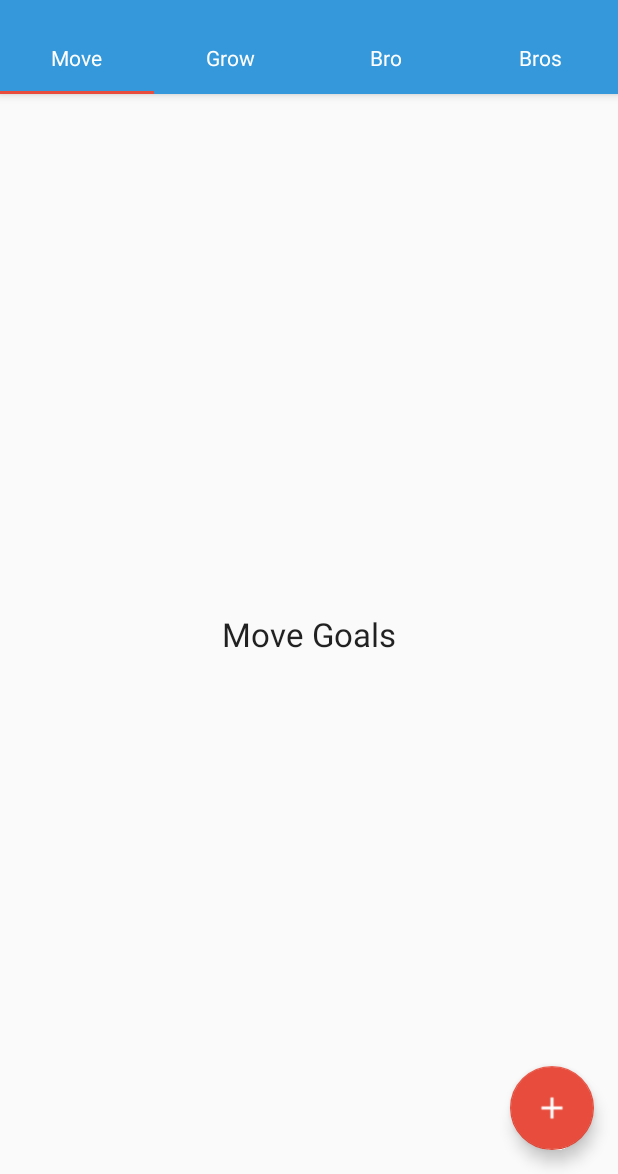
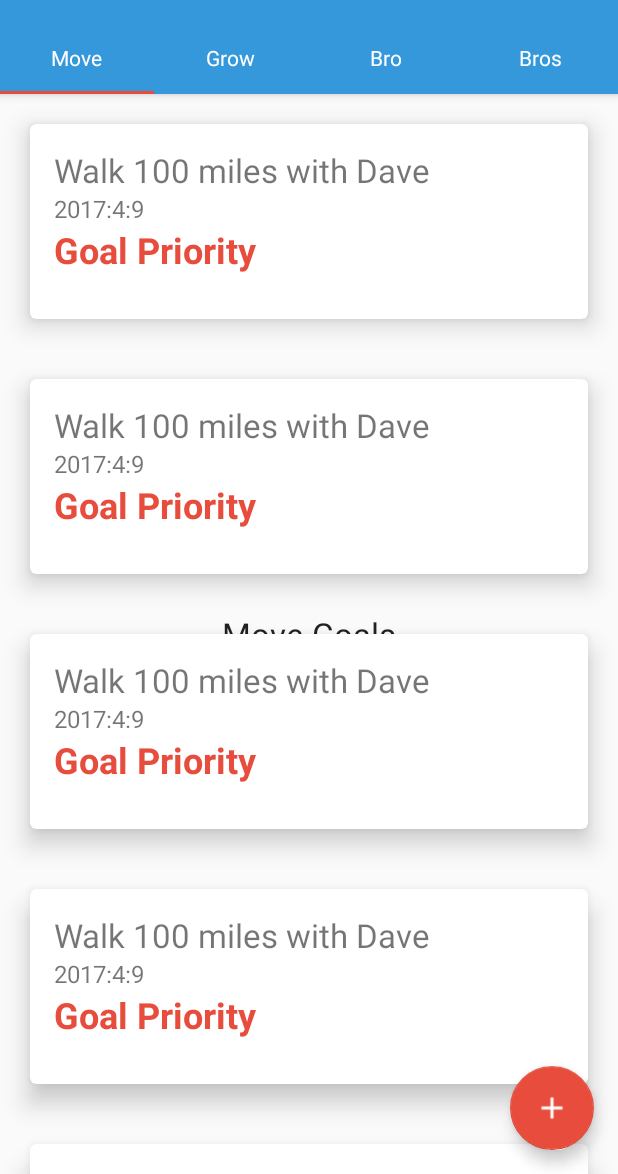
Before and after one commit to kelvinharron/mind-body-bro, an Android app: the MoveFragment screen opened directly, with no data from a screen before it, on a phone screen of 412 x 824 dp, the part 62-1236 px from its top. Run offline under Robolectric (Android 15) with nearby library versions, the light colour scheme and no system bars.

Commit message:
card views appearing now in move tab

```diff
--- a/app/src/main/java/com/example/kelvinharron/mind_body_bro/AdapterMoveGoal.java
+++ b/app/src/main/java/com/example/kelvinharron/mind_body_bro/AdapterMoveGoal.java
@@ -37,19 +37,21 @@ public class AdapterMoveGoal extends RecyclerView.Adapter<AdapterMoveGoal.GoalVi
     public void onBindViewHolder(GoalViewHolder holder, final int posistion) {
         goal = moveGoalData.get(posistion);
 
+        holder.goalName.setText(goal.getGoalName());
+        holder.goalDateCreated.setText(goal.getGoalCreatedDate());
+//        holder.goalPriority.setText(goal.getGoalPriority());
 
     }
 
     @Override
     public int getItemCount() {
-        //moveGoalData.size()
-        return 0;
+
+        return moveGoalData.size();
     }
 
     public void deleteGoal(int position) {
         goal = moveGoalData.get(position);
-        Database db = new Database();
-        // DELETE GOAL
+        // TODO delete stub
         moveGoalData.remove(position);
         notifyItemRemoved(position);
         Toast.makeText(inflater.getContext(), "You did it!\nGoal Completed!!", Toast.LENGTH_LONG).show();
--- a/app/src/main/java/com/example/kelvinharron/mind_body_bro/AddAGoal.java
+++ b/app/src/main/java/com/example/kelvinharron/mind_body_bro/AddAGoal.java
@@ -36,8 +36,6 @@ public class AddAGoal extends AppCompatActivity {
         addAGoalEditText.setText(goalText, EditText.BufferType.EDITABLE);
         submitGoalButton = (FloatingActionButton) findViewById(R.id.floating_action_button);
 
-
-
         dropdown = (Spinner) findViewById(R.id.typeSpinner);
         String[] items = new String[]{"Move", "Grow", "Bro", "Bros"};
         ArrayAdapter<String> adapter = new ArrayAdapter<String>(this, android.R.layout.simple_spinner_dropdown_item, items);
--- a/app/src/main/java/com/example/kelvinharron/mind_body_bro/Database.java
+++ b/app/src/main/java/com/example/kelvinharron/mind_body_bro/Database.java
@@ -1,4 +1,5 @@
 package com.example.kelvinharron.mind_body_bro;
+
 import java.sql.*;
 import java.util.ArrayList;
 import java.util.Calendar;
@@ -11,89 +12,69 @@ import java.util.Calendar;
 public class Database {
 
     private static ArrayList<Goal> Goals;
-    private static Calendar date;
 
-    public static void setupData()  {
+    public static void setupData() {
 
-        date.set(2016,1,12);
-        Goal goal1 = new Goal("Walk out my front door","Grow",date,1,true, new ArrayList<String>());
+        Goals = new ArrayList<Goal>();
+        Goal goal1 = new Goal("Walk out my front door", "Grow", "2016:1:12", 1, true, new ArrayList<String>());
         Goals.add(goal1);
 
-        date.set(2017,1,12);
-        Goal goal2 = new Goal("Learn how to say Hello in French","Grow",date,2,false, new ArrayList<String>());
+        Goal goal2 = new Goal("Learn how to say Hello in French", "Grow", "2017,1,12", 2, false, new ArrayList<String>());
         Goals.add(goal2);
 
-        date.set(2017,5,17);
-        Goal goal3 = new Goal("Read the bible","Grow",date,2,false, new ArrayList<String>());
+        Goal goal3 = new Goal("Read the bible", "Grow", "2017,5,17", 2, false, new ArrayList<String>());
         Goals.add(goal3);
 
-        date.set(2017,4,9);
-        Goal goal4 = new Goal("Rewrite the bible","Grow",date,1,false, new ArrayList<String>());
+        Goal goal4 = new Goal("Rewrite the bible", "Grow", "2017:4:9", 1, false, new ArrayList<String>());
         Goals.add(goal4);
 
-        date.set(2016,1,12);
-        Goal goal5 = new Goal("Walk out my front door","Move",date,1,true, new ArrayList<String>());
+        Goal goal5 = new Goal("Walk out my front door", "Move", "2016:1:12", 1, true, new ArrayList<String>());
         Goals.add(goal5);
 
-        date.set(2017,1,12);
-        Goal goal6 = new Goal("Walk a mile","Move",date,2,false, new ArrayList<String>());
+        Goal goal6 = new Goal("Walk a mile", "Move", "2017:1:12", 2, false, new ArrayList<String>());
         Goals.add(goal6);
 
-        date.set(2017,5,17);
-        Goal goal7 = new Goal("Walk 2 miles","Move",date,2,false, new ArrayList<String>());
+        Goal goal7 = new Goal("Walk 2 miles", "Move", "2017:5:17", 2, false, new ArrayList<String>());
         Goals.add(goal7);
 
-        date.set(2017,4,9);
-        Goal goal8 = new Goal("Walk 100 miles","Move",date,1,false, new ArrayList<String>());
+        Goal goal8 = new Goal("Walk 100 miles", "Move", "2017:4:9", 1, false, new ArrayList<String>());
         Goals.add(goal8);
 
-        date.set(2016,1,12);
-        Goal goal9 = new Goal("Walk out my front door","Bro",date,1,true, new ArrayList<String>());
+        Goal goal9 = new Goal("Walk out my front door", "Bro", "2016:1:12", 1, true, new ArrayList<String>());
         Goals.add(goal9);
 
-        date.set(2017,1,12);
-        Goal goal10 = new Goal("Walk a mile","Bro",date,2,false, new ArrayList<String>());
+        Goal goal10 = new Goal("Walk a mile", "Bro", "2017:1:12", 2, false, new ArrayList<String>());
         Goals.add(goal10);
 
-        date.set(2017,5,17);
-        Goal goal11 = new Goal("Walk 2 miles","Bro",date,2,false, new ArrayList<String>());
+        Goal goal11 = new Goal("Walk 2 miles", "Bro", "2017:5:17", 2, false, new ArrayList<String>());
         Goals.add(goal11);
 
-        date.set(2017,4,9);
-        Goal goal12 = new Goal("Walk 100 miles","Bro",date,1,false, new ArrayList<String>());
+        Goal goal12 = new Goal("Walk 100 miles", "Bro", "2017:4:9", 1, false, new ArrayList<String>());
         Goals.add(goal12);
 
-        date.set(2016,1,12);
-        Goal goal13= new Goal("Go to the cinema with Dave","Bros",date,1,true, new ArrayList<String>());
+        Goal goal13 = new Goal("Go to the cinema with Dave", "Bros", "2016:1:12", 1, true, new ArrayList<String>());
         Goals.add(goal13);
 
-        date.set(2017,1,12);
-        Goal goal14 = new Goal("Poker Night","Bros",date,2,false, new ArrayList<String>());
+        Goal goal14 = new Goal("Poker Night", "Bros", "2017:1:12", 2, false, new ArrayList<String>());
         Goals.add(goal14);
 
-        date.set(2017,4,9);
-        Goal goal15 = new Goal("Walk 100 miles with Dave","Bros",date,1,false, new ArrayList<String>());
+        Goal goal15 = new Goal("Walk 100 miles with Dave", "Bros", "2017:4:9", 1, false, new ArrayList<String>());
         Goals.add(goal15);
     }
 
-    public void AddGoal(Goal goal)
-    {
+    public void AddGoal(Goal goal) {
         Goals.add(goal);
     }
 
-    public ArrayList<Goal> getAllGoals()
-    {
+    public ArrayList<Goal> getAllGoals() {
         return Goals;
     }
 
-    public ArrayList<Goal> getBroGoals()
-    {
+    public ArrayList<Goal> getBroGoals() {
         ArrayList<Goal> broGoals = new ArrayList<Goal>();
 
-        for(int i = 0; i < Goals.size(); i++)
-        {
-            if(Goals.get(i).getGoalType() == "Bro")
-            {
+        for (int i = 0; i < Goals.size(); i++) {
+            if (Goals.get(i).getGoalType() == "Bro") {
                 broGoals.add(Goals.get(i));
             }
         }
@@ -104,10 +85,8 @@ public class Database {
         {
             ArrayList<Goal> broGoals = new ArrayList<Goal>();
 
-            for(int i = 0; i < Goals.size(); i++)
-            {
-                if(Goals.get(i).getGoalType() == "Bros")
-                {
+            for (int i = 0; i < Goals.size(); i++) {
+                if (Goals.get(i).getGoalType() == "Bros") {
                     broGoals.add(Goals.get(i));
                 }
             }
@@ -115,15 +94,13 @@ public class Database {
         }
 
     }
-    public ArrayList<Goal> getGrowGoals()
-    {
+
+    public ArrayList<Goal> getGrowGoals() {
         {
             ArrayList<Goal> broGoals = new ArrayList<Goal>();
 
-            for(int i = 0; i < Goals.size(); i++)
-            {
-                if(Goals.get(i).getGoalType() == "Grow")
-                {
+            for (int i = 0; i < Goals.size(); i++) {
+                if (Goals.get(i).getGoalType() == "Grow") {
                     broGoals.add(Goals.get(i));
                 }
             }
@@ -131,15 +108,12 @@ public class Database {
         }
     }
 
-    public ArrayList<Goal> getMoveGoals()
-    {
+    public ArrayList<Goal> getMoveGoals() {
         {
             ArrayList<Goal> broGoals = new ArrayList<Goal>();
 
-            for(int i = 0; i < Goals.size(); i++)
-            {
-                if(Goals.get(i).getGoalType() == "Move")
-                {
+            for (int i = 0; i < Goals.size(); i++) {
+                if (Goals.get(i).getGoalType() == "Move") {
                     broGoals.add(Goals.get(i));
                 }
             }
--- a/app/src/main/java/com/example/kelvinharron/mind_body_bro/Goal.java
+++ b/app/src/main/java/com/example/kelvinharron/mind_body_bro/Goal.java
@@ -11,7 +11,7 @@ public class Goal {
 
     private static String goalName;
     private static String goalType;
-    private static Calendar createdDate;
+    private static String createdDate;
     private static int goalPriority;
     private static boolean isCompleted;
     ArrayList<String> brosOnGoal;
@@ -19,7 +19,7 @@ public class Goal {
     public Goal() {
     }
 
-    public Goal(String name, String type, Calendar created, int priority, boolean completed, ArrayList<String> bros) {
+    public Goal(String name, String type, String created, int priority, boolean completed, ArrayList<String> bros) {
         goalName = name;
         goalType = type;
         createdDate = created;
@@ -45,11 +45,11 @@ public class Goal {
         return goalType;
     }
 
-    public void setGoalCreatedDate(Calendar created) {
+    public void setGoalCreatedDate(String created) {
         createdDate = created;
     }
 
-    public Calendar getGoalCreatedDate() {
+    public String getGoalCreatedDate() {
         return createdDate;
     }
 
--- a/app/src/main/java/com/example/kelvinharron/mind_body_bro/MoveFragment.java
+++ b/app/src/main/java/com/example/kelvinharron/mind_body_bro/MoveFragment.java
@@ -2,10 +2,12 @@ package com.example.kelvinharron.mind_body_bro;
 
 import android.content.Context;
 import android.os.Bundle;
+import android.provider.ContactsContract;
 import android.support.annotation.Nullable;
 import android.support.v4.app.Fragment;
 import android.support.v7.widget.LinearLayoutManager;
 import android.support.v7.widget.RecyclerView;
+import android.util.Log;
 import android.view.LayoutInflater;
 import android.view.View;
 import android.view.ViewGroup;
@@ -22,11 +24,14 @@ public class MoveFragment extends Fragment {
     private AdapterMoveGoal adapter;
     private View layout;
     private Context context;
+    private Database db;
 
     @Override
     public void onCreate(@Nullable Bundle savedInstanceState) {
         super.onCreate(savedInstanceState);
         context = getActivity();
+        db = new Database();
+        db.setupData();
     }
 
     @Override
@@ -44,6 +49,7 @@ public class MoveFragment extends Fragment {
     }
 
     public List<Goal> getData() {
-        return new Database().getAllGoals();
+        return db.getAllGoals();
+
     }
 }
```
